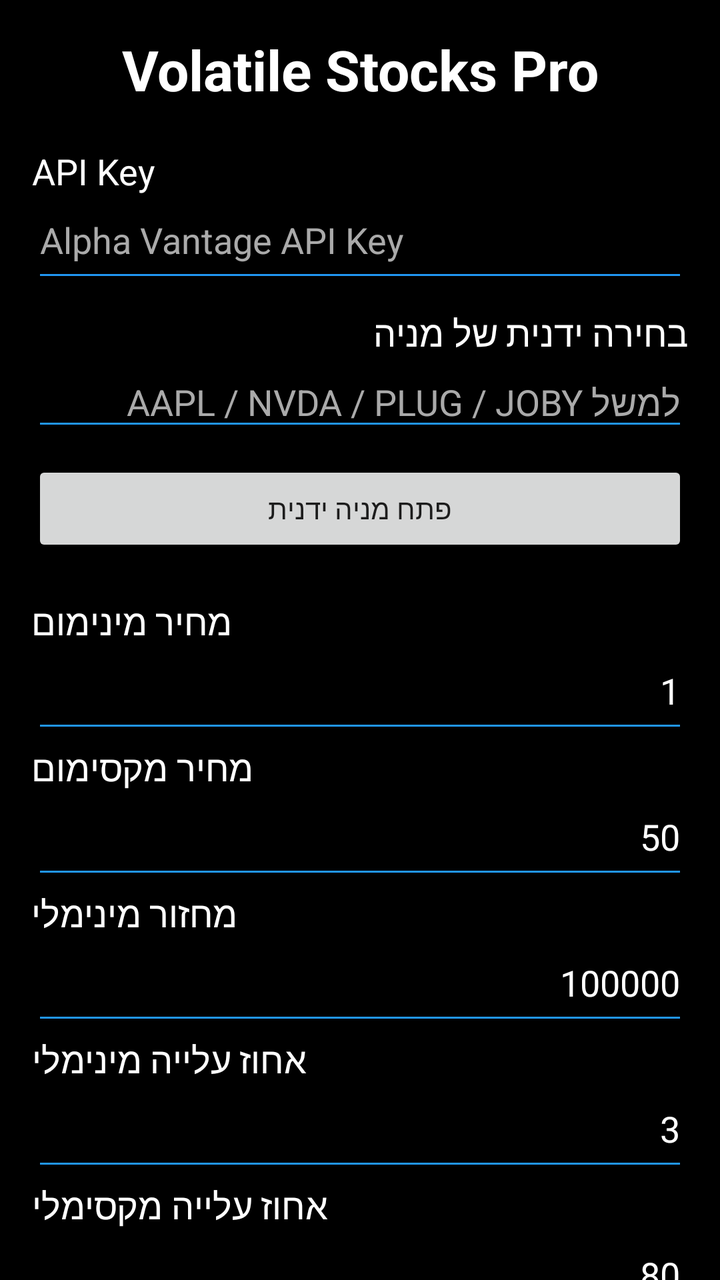
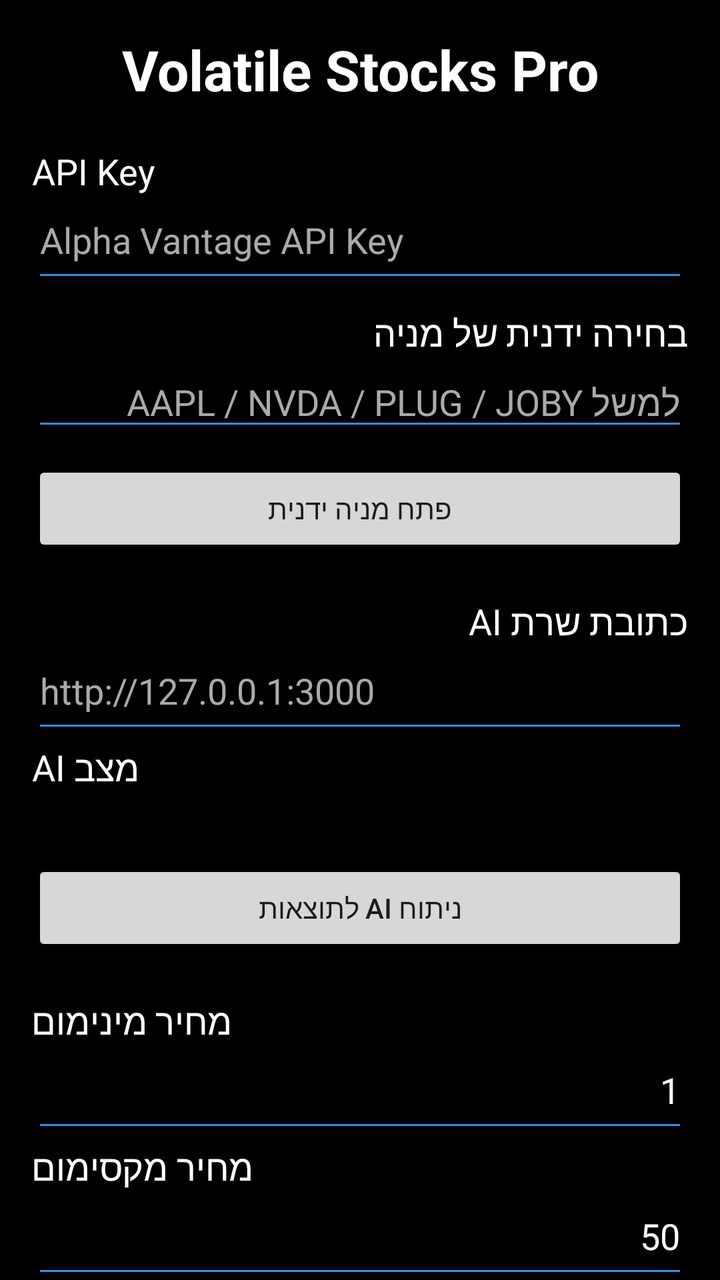

Before-and-after screenshots of an Android layout around one commit, followed by the original layout XML and the change that was made.
<!-- AndroidManifest.xml: application theme Theme.VolatileStocks -->
<!-- res/layout/activity_main.xml -->
<?xml version="1.0" encoding="utf-8"?>
<ScrollView xmlns:android="http://schemas.android.com/apk/res/android"
    android:layout_width="match_parent"
    android:layout_height="match_parent"
    android:fillViewport="true"
    android:background="#000000">

    <LinearLayout
        android:layout_width="match_parent"
        android:layout_height="wrap_content"
        android:orientation="vertical"
        android:padding="16dp">

        <TextView
            android:layout_width="match_parent"
            android:layout_height="wrap_content"
            android:text="Volatile Stocks Pro"
            android:textColor="#FFFFFF"
            android:textStyle="bold"
            android:textSize="28sp"
            android:gravity="center"
            android:paddingBottom="20dp" />

        <TextView
            android:layout_width="match_parent"
            android:layout_height="wrap_content"
            android:text="API Key"
            android:textColor="#FFFFFF"
            android:textSize="18sp" />

        <EditText
            android:id="@+id/apiKeyInput"
            android:layout_width="match_parent"
            android:layout_height="wrap_content"
            android:hint="Alpha Vantage API Key"
            android:textColor="#FFFFFF"
            android:textColorHint="#AAAAAA"
            android:backgroundTint="#2196F3"
            android:inputType="text"
            android:paddingBottom="14dp" />

        <TextView
            android:layout_width="match_parent"
            android:layout_height="wrap_content"
            android:text="בחירה ידנית של מניה"
            android:textColor="#FFFFFF"
            android:textSize="18sp"
            android:paddingTop="8dp" />

        <EditText
            android:id="@+id/manualSymbolInput"
            android:layout_width="match_parent"
            android:layout_height="wrap_content"
            android:hint="למשל AAPL / NVDA / PLUG / JOBY"
            android:textColor="#FFFFFF"
            android:textColorHint="#AAAAAA"
            android:backgroundTint="#2196F3"
            android:inputType="textCapCharacters" />

        <Button
            android:id="@+id/openSymbolButton"
            android:layout_width="match_parent"
            android:layout_height="wrap_content"
            android:text="פתח מניה ידנית"
            android:layout_marginTop="10dp"
            android:layout_marginBottom="20dp" />

        <TextView
            android:layout_width="match_parent"
            android:layout_height="wrap_content"
            android:text="מחיר מינימום"
            android:textColor="#FFFFFF"
            android:textSize="18sp"
            android:gravity="end" />

        <EditText
            android:id="@+id/minPriceInput"
            android:layout_width="match_parent"
            android:layout_height="wrap_content"
            android:inputType="numberDecimal"
            android:text="1"
            android:textColor="#FFFFFF"
            android:backgroundTint="#2196F3"
            android:gravity="end"
            android:paddingBottom="14dp" />

        <TextView
            android:layout_width="match_parent"
            android:layout_height="wrap_content"
            android:text="מחיר מקסימום"
            android:textColor="#FFFFFF"
            android:textSize="18sp"
            android:gravity="end" />

        <EditText
            android:id="@+id/maxPriceInput"
            android:layout_width="match_parent"
            android:layout_height="wrap_content"
            android:inputType="numberDecimal"
            android:text="50"
            android:textColor="#FFFFFF"
            android:backgroundTint="#2196F3"
            android:gravity="end"
            android:paddingBottom="14dp" />

        <TextView
            android:layout_width="match_parent"
            android:layout_height="wrap_content"
            android:text="מחזור מינימלי"
            android:textColor="#FFFFFF"
            android:textSize="18sp"
            android:gravity="end" />

        <EditText
            android:id="@+id/minVolumeInput"
            android:layout_width="match_parent"
            android:layout_height="wrap_content"
            android:inputType="number"
            android:text="100000"
            android:textColor="#FFFFFF"
            android:backgroundTint="#2196F3"
            android:gravity="end"
            android:paddingBottom="14dp" />

        <TextView
            android:layout_width="match_parent"
            android:layout_height="wrap_content"
            android:text="אחוז עלייה מינימלי"
            android:textColor="#FFFFFF"
            android:textSize="18sp"
            android:gravity="end" />

        <EditText
            android:id="@+id/minChangeInput"
            android:layout_width="match_parent"
            android:layout_height="wrap_content"
            android:inputType="numberDecimal"
            android:text="3"
            android:textColor="#FFFFFF"
            android:backgroundTint="#2196F3"
            android:gravity="end"
            android:paddingBottom="14dp" />

        <TextView
            android:layout_width="match_parent"
            android:layout_height="wrap_content"
            android:text="אחוז עלייה מקסימלי"
            android:textColor="#FFFFFF"
            android:textSize="18sp"
            android:gravity="end" />

        <EditText
            android:id="@+id/maxChangeInput"
            android:layout_width="match_parent"
            android:layout_height="wrap_content"
            android:inputType="numberDecimal"
            android:text="80"
            android:textColor="#FFFFFF"
            android:backgroundTint="#2196F3"
            android:gravity="end"
            android:paddingBottom="14dp" />

        <TextView
            android:layout_width="match_parent"
            android:layout_height="wrap_content"
            android:text="מיון"
            android:textColor="#FFFFFF"
            android:textSize="18sp"
            android:gravity="end" />

        <Spinner
            android:id="@+id/sortSpinner"
            android:layout_width="match_parent"
            android:layout_height="wrap_content"
            android:layout_marginBottom="18dp" />

        <Button
            android:id="@+id/scanButton"
            android:layout_width="match_parent"
            android:layout_height="wrap_content"
            android:text="סריקה עכשיו" />

        <TextView
            android:id="@+id/statusText"
            android:layout_width="match_parent"
            android:layout_height="wrap_content"
            android:text="מוכן לסריקה"
            android:textColor="#FFFFFF"
            android:textSize="18sp"
            android:gravity="center"
            android:paddingTop="16dp"
            android:paddingBottom="12dp" />

        <LinearLayout
            android:id="@+id/resultsContainer"
            android:layout_width="match_parent"
            android:layout_height="wrap_content"
            android:orientation="vertical" />

    </LinearLayout>
</ScrollView>
<!-- resources referenced by this layout -->
<resources>
  <style name="Theme.VolatileStocks" parent="Theme.MaterialComponents.DayNight.NoActionBar">
          <item name="android:statusBarColor">@android:color/black</item>
          <item name="android:navigationBarColor">@android:color/black</item>
          <item name="colorPrimary">#2196F3</item>
          <item name="colorPrimaryVariant">#1565C0</item>
          <item name="colorOnPrimary">#FFFFFF</item>
          <item name="android:windowBackground">#000000</item>
      </style>
</resources>

<!-- the commit's change to res/layout/activity_main.xml (unified diff, before → after) -->
@@ -68,6 +68,45 @@
         <TextView
             android:layout_width="match_parent"
             android:layout_height="wrap_content"
+            android:text="כתובת שרת AI"
+            android:textColor="#FFFFFF"
+            android:textSize="18sp" />
+
+        <EditText
+            android:id="@+id/backendUrlInput"
+            android:layout_width="match_parent"
+            android:layout_height="wrap_content"
+            android:hint="http://127.0.0.1:3000"
+            android:textColor="#FFFFFF"
+            android:textColorHint="#AAAAAA"
+            android:backgroundTint="#2196F3"
+            android:inputType="textUri"
+            android:paddingBottom="14dp" />
+
+        <TextView
+            android:layout_width="match_parent"
+            android:layout_height="wrap_content"
+            android:text="מצב AI"
+            android:textColor="#FFFFFF"
+            android:textSize="18sp"
+            android:gravity="end" />
+
+        <Spinner
+            android:id="@+id/aiModeSpinner"
+            android:layout_width="match_parent"
+            android:layout_height="wrap_content"
+            android:layout_marginBottom="10dp" />
+
+        <Button
+            android:id="@+id/aiAnalyzeButton"
+            android:layout_width="match_parent"
+            android:layout_height="wrap_content"
+            android:text="ניתוח AI לתוצאות"
+            android:layout_marginBottom="20dp" />
+
+        <TextView
+            android:layout_width="match_parent"
+            android:layout_height="wrap_content"
             android:text="מחיר מינימום"
             android:textColor="#FFFFFF"
             android:textSize="18sp"
